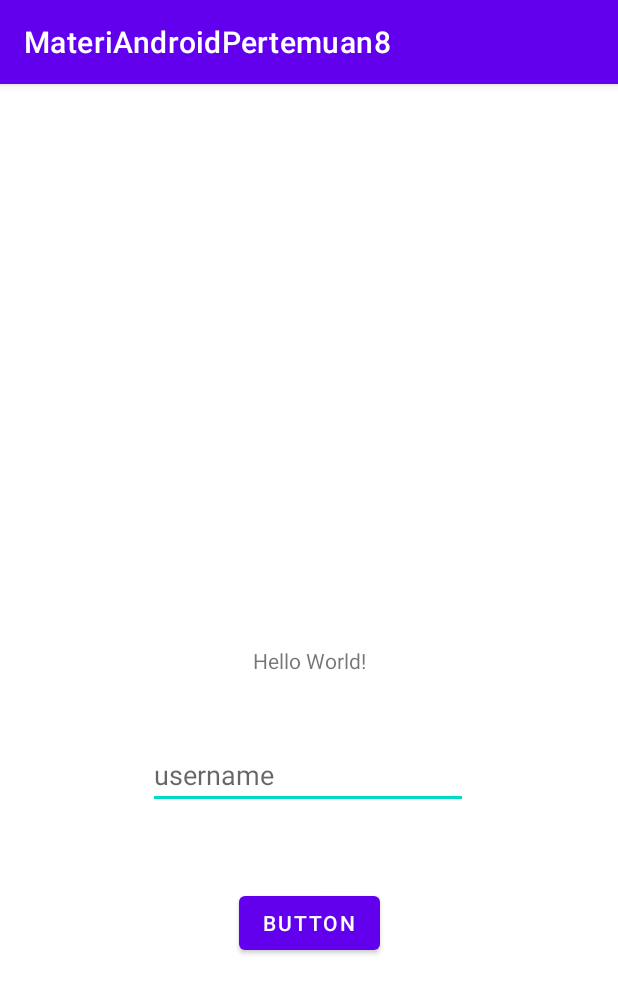
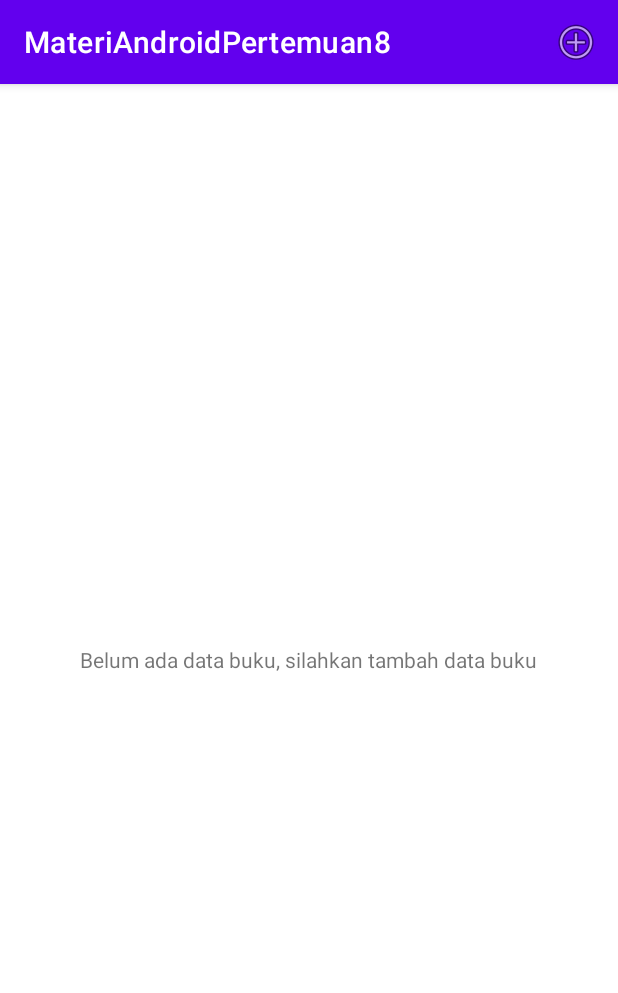
Before and after one commit to nanashiKey/MateriAndroidPertemuan8, an Android app: the MainActivity screen opened directly, with no data from a screen before it, on a phone screen of 412 x 824 dp. Shown: the top 993 px of the screen. Run offline under Robolectric (Android 15) with nearby library versions, the phone set to English and light mode, and no system bars; our stand-ins replace Room's generated code.

Commit message:
update all data, add room databases

```diff
--- a/app/build.gradle
+++ b/app/build.gradle
@@ -36,4 +36,8 @@ dependencies {
     testImplementation 'junit:junit:4.+'
     androidTestImplementation 'androidx.test.ext:junit:1.1.2'
     androidTestImplementation 'androidx.test.espresso:espresso-core:3.3.0'
+
+    //menggunakan room database
+    implementation "android.arch.persistence.room:runtime:1.1.1"
+    annotationProcessor "android.arch.persistence.room:compiler:1.1.1"
 }
--- a/app/src/main/AndroidManifest.xml
+++ b/app/src/main/AndroidManifest.xml
@@ -9,14 +9,15 @@
         android:roundIcon="@mipmap/ic_launcher_round"
         android:supportsRtl="true"
         android:theme="@style/Theme.MateriAndroidPertemuan8">
-        <activity android:name=".LoginActivity">
+        <activity android:name=".activities.LoginActivity">
             <intent-filter>
                 <action android:name="android.intent.action.MAIN" />
 
                 <category android:name="android.intent.category.LAUNCHER" />
             </intent-filter>
         </activity>
-        <activity android:name=".MainActivity"/>
+        <activity android:name=".activities.MainActivity"/>
+        <activity android:name=".activities.TambahDataActivity"/>
     </application>
 
 </manifest>
--- a/app/src/main/java/com/primasis/project/materiandroidpertemuan8/MainActivity.java
+++ /dev/null
@@ -1,67 +0,0 @@
-package com.primasis.project.materiandroidpertemuan8;
-
-import androidx.appcompat.app.AppCompatActivity;
-
-import android.content.Context;
-import android.content.SharedPreferences;
-import android.os.Bundle;
-import android.view.View;
-import android.widget.Button;
-import android.widget.EditText;
-import android.widget.TextView;
-import android.widget.Toast;
-
-public class MainActivity extends AppCompatActivity {
-
-    private Button btn1, btn2;
-    private TextView tvHello;
-    private EditText etPerson;
-
-    @Override
-    protected void onCreate(Bundle savedInstanceState) {
-        super.onCreate(savedInstanceState);
-        setContentView(R.layout.activity_main);
-        btn1 = findViewById(R.id.button1);
-        btn2 = findViewById(R.id.button2);
-        tvHello = findViewById(R.id.tvHello);
-        etPerson = findViewById(R.id.etPersonName);
-
-        String savedName = PrefsHelper.sharedInstance(MainActivity.this).getUsername();
-        if(!savedName.equals("")){
-            tvHello.setText("Hello "+savedName);
-            btn2.setVisibility(View.VISIBLE);
-            btn2.setText("LOG OUT");
-        }
-
-        btn1.setOnClickListener(new View.OnClickListener() {
-            @Override
-            public void onClick(View view) {
-                setName();
-            }
-        });
-
-        btn2.setOnClickListener(new View.OnClickListener() {
-            @Override
-            public void onClick(View view) {
-                clearName();
-            }
-        });
-    }
-
-    private void setName(){
-        String username = etPerson.getText().toString();
-        if(username.equals("")){
-            Toast.makeText(this, "nama tidak boleh kosong", Toast.LENGTH_SHORT).show();
-        }else{
-            tvHello.setText("Hello "+username);
-            PrefsHelper.sharedInstance(MainActivity.this).setUsername(username);
-        }
-    }
-
-    private void clearName(){
-        PrefsHelper.sharedInstance(MainActivity.this).setUsername("");
-        PrefsHelper.sharedInstance(MainActivity.this).setStatusLogin(false);
-        finish();
-    }
-
-}
--- a/app/src/main/java/com/primasis/project/materiandroidpertemuan8/LoginActivity.java
+++ b/app/src/main/java/com/primasis/project/materiandroidpertemuan8/activities/LoginActivity.java
@@ -1,4 +1,4 @@
-package com.primasis.project.materiandroidpertemuan8;
+package com.primasis.project.materiandroidpertemuan8.activities;
 
 import android.content.Intent;
 import android.os.Bundle;
@@ -10,9 +10,13 @@ import android.widget.Toast;
 import androidx.annotation.Nullable;
 import androidx.appcompat.app.AppCompatActivity;
 
+import com.primasis.project.materiandroidpertemuan8.R;
+import com.primasis.project.materiandroidpertemuan8.helpers.PrefsHelper;
+
 /**
  * created by Irfan Assidiq
  * email : assidiq.irfan@gmail.com
+ * github.com/nanashiKey
  **/
 public class LoginActivity extends AppCompatActivity {
     private EditText etUsername, etPassword;
--- /dev/null
+++ b/app/src/main/java/com/primasis/project/materiandroidpertemuan8/activities/MainActivity.java
@@ -0,0 +1,128 @@
+package com.primasis.project.materiandroidpertemuan8.activities;
+
+import androidx.annotation.NonNull;
+import androidx.appcompat.app.AppCompatActivity;
+import androidx.recyclerview.widget.DividerItemDecoration;
+import androidx.recyclerview.widget.LinearLayoutManager;
+import androidx.recyclerview.widget.RecyclerView;
+import androidx.room.Room;
+
+import android.content.Intent;
+import android.os.Bundle;
+import android.view.Menu;
+import android.view.MenuInflater;
+import android.view.MenuItem;
+import android.view.View;
+import android.widget.Button;
+import android.widget.EditText;
+import android.widget.TextView;
+import android.widget.Toast;
+
+import com.primasis.project.materiandroidpertemuan8.R;
+import com.primasis.project.materiandroidpertemuan8.adapters.BookAdapter;
+import com.primasis.project.materiandroidpertemuan8.helpers.PrefsHelper;
+import com.primasis.project.materiandroidpertemuan8.roomdata.BookModel;
+import com.primasis.project.materiandroidpertemuan8.roomdata.DBBookExec;
+
+import java.util.ArrayList;
+import java.util.Arrays;
+
+public class MainActivity extends AppCompatActivity {
+
+//    private Button btn1, btn2;
+//    private TextView tvHello;
+//    private EditText etPerson;
+    private DBBookExec database;
+    private RecyclerView rcView;
+    private BookAdapter bookAdapter;
+    private ArrayList<BookModel> bookModels;
+    TextView tvError;
+
+
+    @Override
+    protected void onCreate(Bundle savedInstanceState) {
+        super.onCreate(savedInstanceState);
+        setContentView(R.layout.activity_main);
+        String savedName = PrefsHelper.sharedInstance(MainActivity.this).getUsername();
+        tvError = findViewById(R.id.tvError);
+        rcView = findViewById(R.id.rcView);
+        database = Room.databaseBuilder(MainActivity.this, DBBookExec.class, "dbBuku")
+                .allowMainThreadQueries().build();
+
+        LinearLayoutManager layoutManager = new LinearLayoutManager(MainActivity.this);
+        rcView.setHasFixedSize(true);
+        rcView.setLayoutManager(layoutManager);
+
+        DividerItemDecoration dividerItemDecoration = new DividerItemDecoration(this, DividerItemDecoration.VERTICAL);
+        rcView.addItemDecoration(dividerItemDecoration);
+
+        bookModels = new ArrayList<>();
+        bookModels.addAll(Arrays.asList(database.bookDAO().selectAllData()));
+        if(bookModels.isEmpty()){
+            rcView.setVisibility(View.GONE);
+            tvError.setVisibility(View.VISIBLE);
+        }else{
+            rcView.setVisibility(View.VISIBLE);
+            tvError.setVisibility(View.GONE);
+        }
+
+        bookAdapter = new BookAdapter(MainActivity.this, bookModels);
+        rcView.setAdapter(bookAdapter);
+
+//        btn1 = findViewById(R.id.button1);
+//        btn2 = findViewById(R.id.button2);
+//        tvHello = findViewById(R.id.tvHello);
+//        etPerson = findViewById(R.id.etPersonName);
+//        if(!savedName.equals("")){
+//            tvHello.setText("Hello "+savedName);
+//            btn2.setVisibility(View.VISIBLE);
+//            btn2.setText("LOG OUT");
+//        }
+
+//        btn1.setOnClickListener(new View.OnClickListener() {
+//            @Override
+//            public void onClick(View view) {
+//                setName();
+//            }
+//        });
+//
+//        btn2.setOnClickListener(new View.OnClickListener() {
+//            @Override
+//            public void onClick(View view) {
+//                clearName();
+//            }
+//        });
+
+
+    }
+
+//    private void setName(){
+//        String username = etPerson.getText().toString();
+//        if(username.equals("")){
+//            Toast.makeText(this, "nama tidak boleh kosong", Toast.LENGTH_SHORT).show();
+//        }else{
+//            tvHello.setText("Hello "+username);
+//            PrefsHelper.sharedInstance(MainActivity.this).setUsername(username);
+//        }
+//    }
+
+    private void clearName(){
+        PrefsHelper.sharedInstance(MainActivity.this).setUsername("");
+        PrefsHelper.sharedInstance(MainActivity.this).setStatusLogin(false);
+        finish();
+    }
+
+    @Override
+    public boolean onCreateOptionsMenu(Menu menu) {
+        MenuInflater inflater = getMenuInflater();
+        inflater.inflate(R.menu.menu_tambah, menu);
+        return true;
+    }
+
+    @Override
+    public boolean onOptionsItemSelected(@NonNull MenuItem item) {
+        startActivity(new Intent(MainActivity.this, TambahDataActivity.class));
+        finish();
+        return true;
+    }
+}
--- a/app/src/main/java/com/primasis/project/materiandroidpertemuan8/PrefsHelper.java
+++ b/app/src/main/java/com/primasis/project/materiandroidpertemuan8/helpers/PrefsHelper.java
@@ -1,4 +1,4 @@
-package com.primasis.project.materiandroidpertemuan8;
+package com.primasis.project.materiandroidpertemuan8.helpers;
 
 import android.content.Context;
 import android.content.SharedPreferences;
--- /dev/null
+++ b/app/src/main/java/com/primasis/project/materiandroidpertemuan8/roomdata/BookDAO.java
@@ -0,0 +1,33 @@
+package com.primasis.project.materiandroidpertemuan8.roomdata;
+
+import androidx.room.Dao;
+import androidx.room.Delete;
+import androidx.room.Insert;
+import androidx.room.OnConflictStrategy;
+import androidx.room.Query;
+import androidx.room.Update;
+
+/**
+ * created by Irfan Assidiq
+ * email : assidiq.irfan@gmail.com
+ **/
+
+//poin 2 membuat DAO
+@Dao
+public interface BookDAO {
+    //insert data
+    @Insert(onConflict = OnConflictStrategy.REPLACE)
+    void insertData(BookModel bookModel);
+
+    //select data
+    @Query("select * from tablebuku")
+    BookModel[] selectAllData();
+
+    //fungsi update buku
+    @Update
+    int updateBook(BookModel bookModel);
+
+    //fungsi delete buku
+    @Delete
+    int deleteBook(BookModel bookModel);
+}
--- /dev/null
+++ b/app/src/main/java/com/primasis/project/materiandroidpertemuan8/roomdata/DBBookExec.java
@@ -0,0 +1,13 @@
+package com.primasis.project.materiandroidpertemuan8.roomdata;
+
+import androidx.room.Database;
+import androidx.room.RoomDatabase;
+
+/**
+ * created by Irfan Assidiq
+ * email : assidiq.irfan@gmail.com
+ **/
+@Database(entities = {BookModel.class}, version = 1)
+public abstract class DBBookExec extends RoomDatabase {
+    public abstract BookDAO bookDAO();
+}
--- a/app/src/main/res/layout/activity_main.xml
+++ b/app/src/main/res/layout/activity_main.xml
@@ -1,53 +1,68 @@
 <?xml version="1.0" encoding="utf-8"?>
-<androidx.constraintlayout.widget.ConstraintLayout xmlns:android="http://schemas.android.com/apk/res/android"
+<LinearLayout
+    xmlns:android="http://schemas.android.com/apk/res/android"
     xmlns:app="http://schemas.android.com/apk/res-auto"
     xmlns:tools="http://schemas.android.com/tools"
     android:layout_width="match_parent"
     android:layout_height="match_parent"
-    tools:context=".MainActivity">
-
+    tools:context=".activities.MainActivity"
+    android:orientation="vertical"
+    android:gravity="center">
     <TextView
-        android:id="@+id/tvHello"
+        android:id="@+id/tvError"
         android:layout_width="wrap_content"
         android:layout_height="wrap_content"
-        android:text="Hello World!"
-        app:layout_constraintBottom_toBottomOf="parent"
-        app:layout_constraintLeft_toLeftOf="parent"
-        app:layout_constraintRight_toRightOf="parent"
-        app:layout_constraintTop_toTopOf="parent" />
+        android:text="Belum ada data buku, silahkan tambah data buku"
+        android:layout_margin="15dp"
+        android:textAlignment="center"/>
+    <androidx.recyclerview.widget.RecyclerView
+        android:id="@+id/rcView"
+        android:layout_width="match_parent"
+        android:layout_height="match_parent"
+        tools:listitem="@layout/list_buku"
+        />
+<!--    <TextView-->
+<!--        android:id="@+id/tvHello"-->
+<!--        android:layout_width="wrap_content"-->
+<!--        android:layout_height="wrap_content"-->
+<!--        android:text="Hello World!"-->
+<!--        app:layout_constraintBottom_toBottomOf="parent"-->
+<!--        app:layout_constraintLeft_toLeftOf="parent"-->
+<!--        app:layout_constraintRight_toRightOf="parent"-->
+<!--        app:layout_constraintTop_toTopOf="parent" />-->
 
-    <Button
-        android:id="@+id/button1"
-        android:layout_width="wrap_content"
-        android:layout_height="wrap_content"
-        android:layout_marginTop="52dp"
-        android:text="Button"
-        app:layout_constraintEnd_toEndOf="parent"
-        app:layout_constraintStart_toStartOf="parent"
-        app:layout_constraintTop_toBottomOf="@+id/etPersonName" />
+<!--    <Button-->
+<!--        android:id="@+id/button1"-->
+<!--        android:layout_width="wrap_content"-->
+<!--        android:layout_height="wrap_content"-->
+<!--        android:layout_marginTop="52dp"-->
+<!--        android:text="Button"-->
+<!--        app:layout_constraintEnd_toEndOf="parent"-->
+<!--        app:layout_constraintStart_toStartOf="parent"-->
+<!--        app:layout_constraintTop_toBottomOf="@+id/etPersonName" />-->
 
-    <EditText
-        android:id="@+id/etPersonName"
-        android:layout_width="wrap_content"
-        android:layout_height="wrap_content"
-        android:layout_marginTop="44dp"
-        android:ems="10"
-        android:inputType="textPersonName"
-        android:hint="username"
-        app:layout_constraintEnd_toEndOf="parent"
-        app:layout_constraintHorizontal_bias="0.497"
-        app:layout_constraintStart_toStartOf="parent"
-        app:layout_constraintTop_toBottomOf="@+id/tvHello" />
+<!--    <EditText-->
+<!--        android:id="@+id/etPersonName"-->
+<!--        android:layout_width="wrap_content"-->
+<!--        android:layout_height="wrap_content"-->
+<!--        android:layout_marginTop="44dp"-->
+<!--        android:ems="10"-->
+<!--        android:inputType="textPersonName"-->
+<!--        android:hint="username"-->
+<!--        app:layout_constraintEnd_toEndOf="parent"-->
+<!--        app:layout_constraintHorizontal_bias="0.497"-->
+<!--        app:layout_constraintStart_toStartOf="parent"-->
+<!--        app:layout_constraintTop_toBottomOf="@+id/tvHello" />-->
 
-    <Button
-        android:id="@+id/button2"
-        android:layout_width="wrap_content"
-        android:layout_height="wrap_content"
-        android:layout_marginTop="44dp"
-        android:text="Clear Name"
-        app:layout_constraintEnd_toEndOf="parent"
-        app:layout_constraintStart_toStartOf="parent"
-        app:layout_constraintTop_toBottomOf="@+id/button1"
-        android:visibility="gone"/>
+<!--    <Button-->
+<!--        android:id="@+id/button2"-->
+<!--        android:layout_width="wrap_content"-->
+<!--        android:layout_height="wrap_content"-->
+<!--        android:layout_marginTop="44dp"-->
+<!--        android:text="Clear Name"-->
+<!--        app:layout_constraintEnd_toEndOf="parent"-->
+<!--        app:layout_constraintStart_toStartOf="parent"-->
+<!--        app:layout_constraintTop_toBottomOf="@+id/button1"-->
+<!--        android:visibility="gone"/>-->
 
-</androidx.constraintlayout.widget.ConstraintLayout>
+</LinearLayout>
--- /dev/null
+++ b/app/src/main/res/menu/menu_tambah.xml
@@ -0,0 +1,9 @@
+<?xml version="1.0" encoding="utf-8"?>
+<menu xmlns:android="http://schemas.android.com/apk/res/android"
+    xmlns:app="http://schemas.android.com/apk/res-auto">
+    <item android:id="@+id/tambahData"
+        android:title="Tambah Data"
+        android:icon="@android:drawable/ic_menu_add"
+        app:showAsAction="ifRoom"
+        />
+</menu>
```
Also changed, not shown: app/src/main/java/com/primasis/project/materiandroidpertemuan8/activities/TambahDataActivity.java (added, +114 -0 lines), app/src/main/java/com/primasis/project/materiandroidpertemuan8/adapters/BookAdapter.java (added, +123 -0 lines), app/src/main/java/com/primasis/project/materiandroidpertemuan8/roomdata/BookModel.java (added, +28 -0 lines), app/src/main/res/layout/activity_tambahdata.xml (added, +52 -0 lines), app/src/main/res/layout/item_dialog.xml (added, +30 -0 lines), app/src/main/res/layout/list_buku.xml (added, +34 -0 lines).
